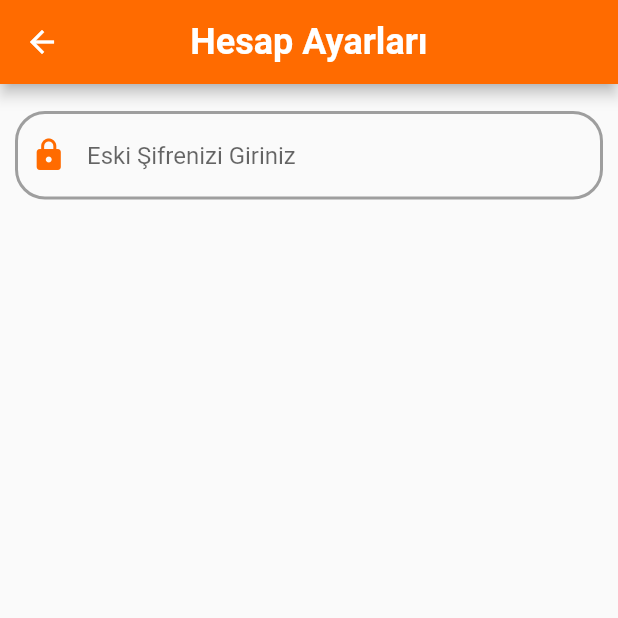
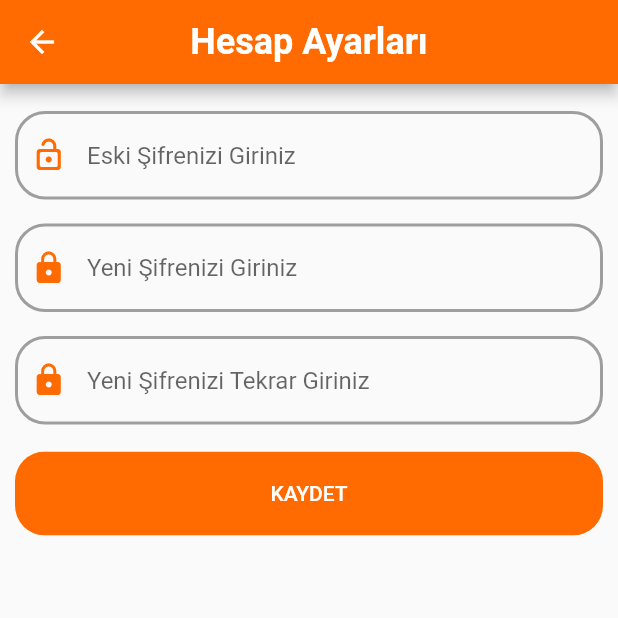
Before and after one commit to fatihozkan-github/WeApp, a Flutter app: the SecondEditProfile screen opened directly, on a phone screen of 412 x 824 dp, the top half of it. Run offline on Flutter 3.47's test engine with Material 2 defaults, Android fonts, the phone set to English and light mode, and no system bars; our stand-ins replace after_layout, bubble, carousel_slider, cloud_firestore, confetti, convex_bottom_bar and 22 more; missing offline and left inert: cloud_firestore_web, firebase_auth_web, firebase_core_web, firebase_storage_web, google_sign_in_web, nice_button and 3 more; accounts and stored records are empty; generated files the repository leaves out were written again; network calls fail; Roboto replaces fonts that are missing (Montserrat_Alternates); project files that could hold a hidden picture were left out.

Commit message:
• profile_page.dart - fixes.

```diff
--- a/lib/Screens/BottomNavigation/bottom_navigation.dart
+++ b/lib/Screens/BottomNavigation/bottom_navigation.dart
@@ -71,7 +71,7 @@ class _BottomNavigationState extends State<BottomNavigation> {
           fontFamily: "Montserrat_Alternates",
           appBarTheme: AppBarTheme(
             titleTextStyle:
-                TextStyle(color: Colors.white, fontFamily: "Montserrat_Alternates", fontSize: 30, fontWeight: FontWeight.bold),
+                TextStyle(color: Colors.white, fontFamily: "Montserrat_Alternates", fontSize: 26, fontWeight: FontWeight.bold),
           ),
           primaryColor: kPrimaryColor,
           visualDensity: VisualDensity.adaptivePlatformDensity,
--- a/lib/Screens/ProfileDrawer/Profile/second_edit_profile.dart
+++ b/lib/Screens/ProfileDrawer/Profile/second_edit_profile.dart
@@ -1,6 +1,7 @@
 import 'package:WE/Resources/components/default_appbar.dart';
 import 'package:WE/Resources/components/rounded_button.dart';
 import 'package:WE/Resources/components/rounded_input_field.dart';
+import 'package:cloud_firestore/cloud_firestore.dart';
 import 'package:firebase_auth/firebase_auth.dart';
 import 'package:flutter/material.dart';
 
@@ -11,40 +12,87 @@ class SecondEditProfile extends StatefulWidget {
 
 class _SecondEditProfileState extends State<SecondEditProfile> {
   var firebaseUser = FirebaseAuth.instance.currentUser;
+  CollectionReference users = FirebaseFirestore.instance.collection('users');
+  var data;
 
-  String _oldPassword;
+  String _typedOldPassword;
+  String _typedNewPassword;
+  String _reTypedNewPassword;
+  bool _showError = false;
+
+  final GlobalKey<FormState> _formKey = GlobalKey<FormState>();
+
+  getData() async {
+    data = await users.doc(firebaseUser.uid).get();
+    print(data.data());
+    print(data['password']);
+  }
+
+  @override
+  void initState() {
+    getData();
+    super.initState();
+  }
 
   @override
   Widget build(BuildContext context) {
     return Scaffold(
+      resizeToAvoidBottomInset: false,
       appBar: DefaultAppBar(title: 'Hesap Ayarları').build(context),
-      body: ListView(
+      body: Form(
+        key: _formKey,
+        child: ListView(
           padding: EdgeInsets.symmetric(horizontal: 10),
           children: [
             SizedBox(height: 10),
             RoundedInputField(
               hintText: 'Eski Şifrenizi Giriniz',
-            icon: Icons.lock,
-            onChanged: (value) => setState(() => _oldPassword = value),
+              icon: Icons.lock_open_rounded,
+              onChanged: (value) => setState(() => _typedOldPassword = value),
             ),
-          if (_oldPassword != null)
-            Column(
-              children: [
             RoundedInputField(
               hintText: 'Yeni Şifrenizi Giriniz',
               icon: Icons.lock,
+              onChanged: (value) => setState(() => _typedNewPassword = value),
             ),
             RoundedInputField(
               hintText: 'Yeni Şifrenizi Tekrar Giriniz',
               icon: Icons.lock,
+              onChanged: (value) => setState(() => _reTypedNewPassword = value),
+              validator: (_typed) {
+                if ((_typedNewPassword == _reTypedNewPassword) &&
+                    !(_typedNewPassword.length < 6 || _reTypedNewPassword.length < 6)) {
+                  return null;
+                } else if (_typedNewPassword != _reTypedNewPassword) {
+                  return 'Girdiğiniz Şifreler Uyuşmuyor!';
+                } else if (_typedNewPassword.length < 6 || _reTypedNewPassword.length < 6) {
+                  return 'Şifreniz en az 6 karakter uzunluğunda olmalıdır.';
+                } else
+                  return 'Bilinmeyen bir hata oluştu!';
+              },
+            ),
+            if (_showError)
+              Text(
+                '*Bu işlemi gerçekleştirebilmeniz için uygulamaya yakın bir zamanda giriş yapmış olmanız gerekmektedir. Uygulamaya yeniden giriş yaptıktan sonra tekrar deneyiniz.\n '
+                '*Eğer sorunun bu olmadığını düşünüyorsanız lütfen uygulamanın ilgili bölümünden bizimle iletişime geçin.',
+                style: TextStyle(),
+                textAlign: TextAlign.center,
               ),
             RoundedButton(
               text: 'KAYDET',
-                  onPressed: () {},
+              onPressed: () {
+                if (_formKey.currentState.validate() &&
+                    _typedNewPassword == _reTypedNewPassword &&
+                    _typedOldPassword == data["password"]) {
+                  /// TODO: Success message.
+                  firebaseUser.updatePassword(_typedNewPassword).catchError((error) {
+                    setState(() => _showError = true);
+                  });
+                }
+              },
             ),
           ],
         ),
-        ],
       ),
     );
   }
--- a/lib/Services/user_service.dart
+++ b/lib/Services/user_service.dart
@@ -317,7 +317,7 @@ void calculateLevel(currentUser) async {
   DocumentSnapshot documentSnapshot;
 
   final Map<int, int> expTable = {
-    0: 0,
+    0: 5,
     1: 50,
     2: 150,
     3: 300,
@@ -357,7 +357,7 @@ void calculateLevel(currentUser) async {
   }
   await FirebaseFirestore.instance.collection('users').doc(currentUser).update({
     "level": counter + 1,
-    "exp": (documentSnapshot.data()["recycled"] - (expTable[counter])) / ((expTable[counter + 1]) - (expTable[counter]))
+    "exp": (documentSnapshot.data()["recycled"] + (expTable[counter])) / ((expTable[counter + 1]) - (expTable[counter]))
   });
 
   ///
```
Also changed, not shown: lib/Screens/Intro/signup_screen.dart (+14 -11 lines), lib/Screens/ProfileDrawer/Profile/edit_profile.dart (+78 -45 lines), lib/Screens/ProfileDrawer/Profile/profile_page.dart (+5 -9 lines), 2 other files. Lines whose indentation alone changed are shown as unchanged.
